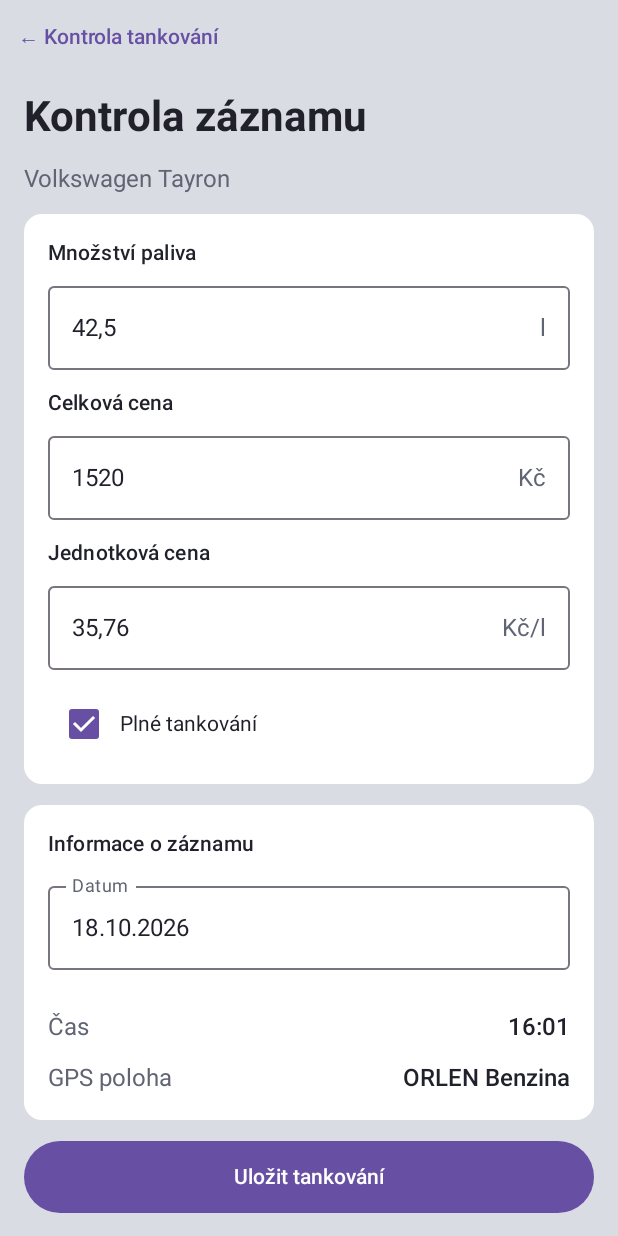
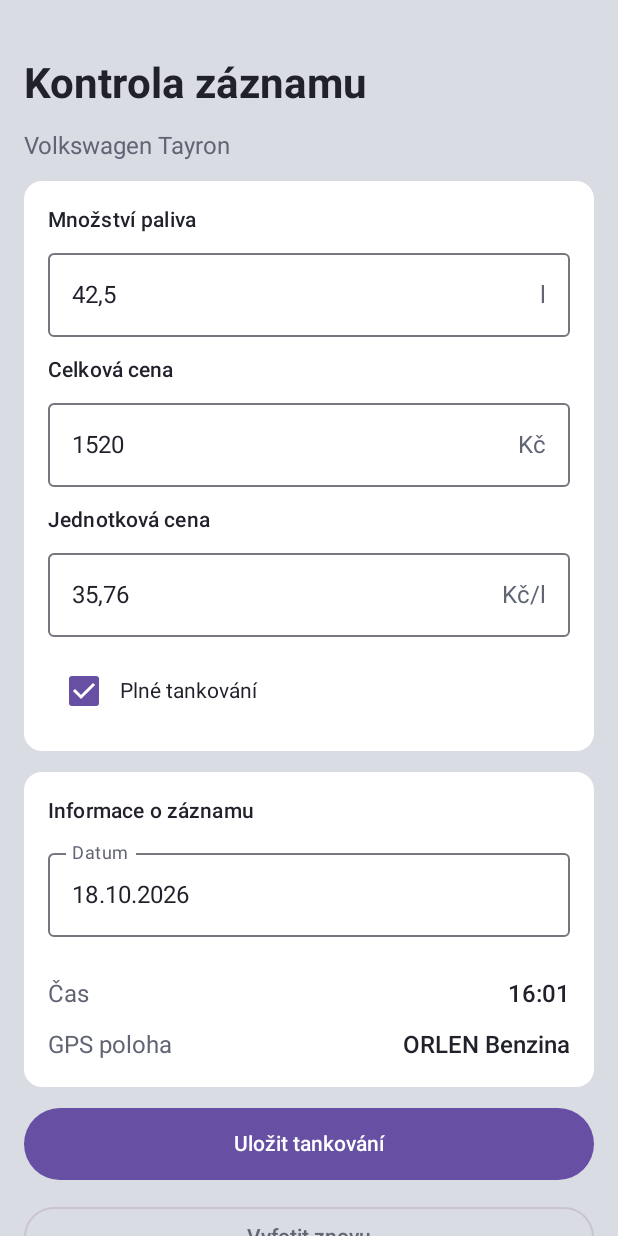
Before and after one commit to Andr3wHere/Fueling_Management_Tool, an Android app built with Jetpack Compose: the @Preview function EditFuelRecordLightPreview, on a phone screen of 412 x 824 dp. Run offline under Robolectric (Android 15) with nearby library versions, the phone set to English and light mode, and no system bars.

Commit message:
Fixed form formatting

```diff
--- a/App/app/src/main/java/cz/ddt/fuelingmanagementtool/feature/fuel_record/EditFuelRecordScreen.kt
+++ b/App/app/src/main/java/cz/ddt/fuelingmanagementtool/feature/fuel_record/EditFuelRecordScreen.kt
@@ -164,15 +164,6 @@ fun EditFuelRecordScreen(
 
     Scaffold(
         containerColor = MaterialTheme.colorScheme.background,
-        topBar = {
-            Surface(
-                color = MaterialTheme.colorScheme.background
-            ) {
-                TextButton(onClick = onBack) {
-                    Text("← Kontrola tankování")
-                }
-            }
-        }
     ) { innerPadding ->
 
         Column(
@@ -181,13 +172,12 @@ fun EditFuelRecordScreen(
                 .padding(innerPadding)
                 .verticalScroll(rememberScrollState())
                 .padding(
-                    horizontal = 16.dp,
-                    vertical = 12.dp
+                    horizontal = 16.dp
                 ),
             verticalArrangement =
                 Arrangement.spacedBy(14.dp)
         ) {
-
+            Spacer(modifier = Modifier.height(24.dp))
             Text(
                 text = "Kontrola záznamu",
                 style = MaterialTheme.typography.headlineMedium,
```
